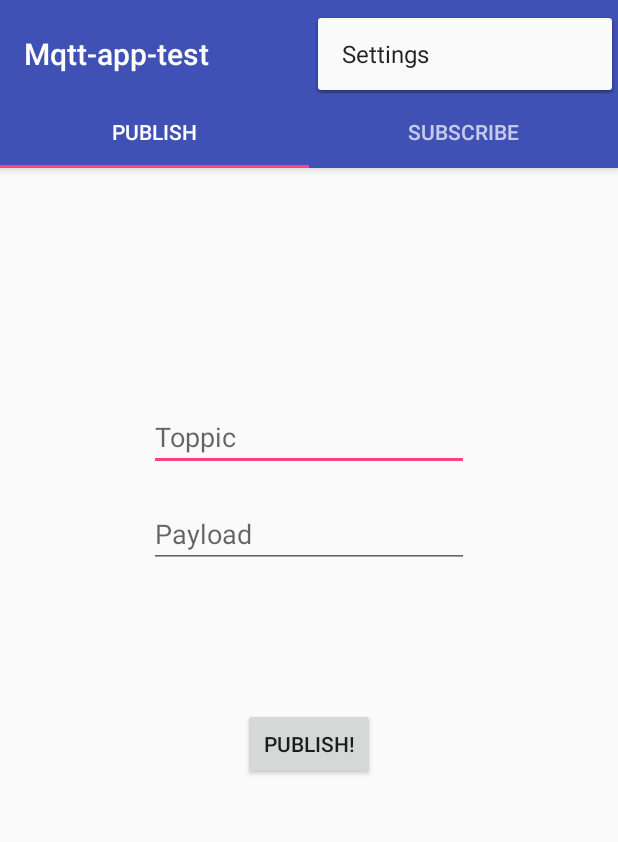
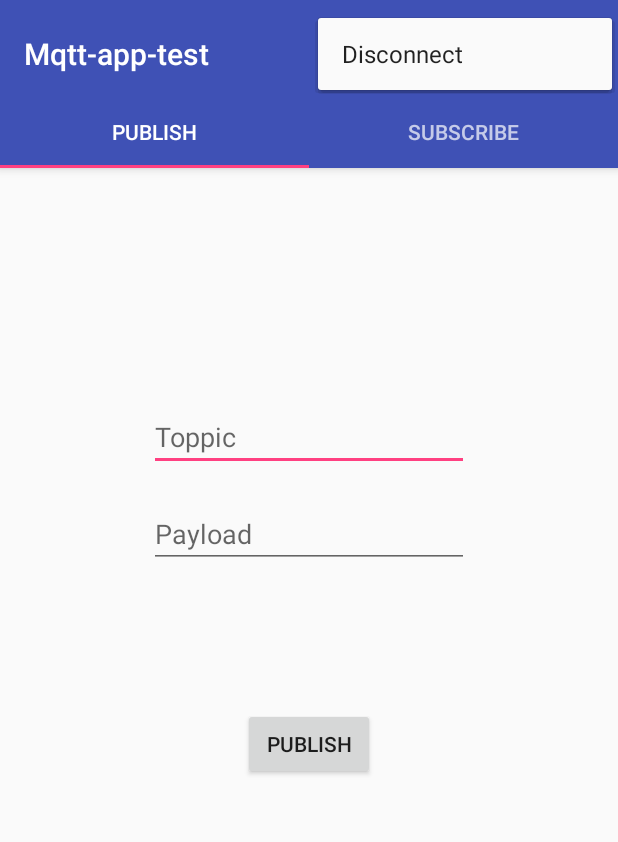
Before and after one commit to chaptone/MqttAppTest, an Android app: the TabActivity screen opened directly, with no data from a screen before it, with the options menu open, on a phone screen of 412 x 824 dp. Shown: the top 842 px of the screen. Run offline under Robolectric (Android 15) with nearby library versions, the phone set to English and light mode, and no system bars; libraries missing offline, so code that uses them is left out: org.eclipse.paho.

Commit message:
add-menu-select

```diff
--- a/app/src/main/res/layout/activity_tab.xml
+++ b/app/src/main/res/layout/activity_tab.xml
@@ -36,13 +36,15 @@
                 android:id="@+id/tabItem"
                 android:layout_width="wrap_content"
                 android:layout_height="wrap_content"
-                android:text="@string/tab_text_1" />
+                android:text="@string/tab_text_1"
+                app:title="Publish"/>
 
             <android.support.design.widget.TabItem
                 android:id="@+id/tabItem2"
                 android:layout_width="wrap_content"
                 android:layout_height="wrap_content"
-                android:text="@string/tab_text_2" />
+                android:text="@string/tab_text_2"
+                app:title="Subscribe"/>
 
         </android.support.design.widget.TabLayout>
     </android.support.design.widget.AppBarLayout>
--- a/app/src/main/res/layout/fragment_publish.xml
+++ b/app/src/main/res/layout/fragment_publish.xml
@@ -16,7 +16,7 @@
             android:layout_width="wrap_content"
             android:layout_height="wrap_content"
             android:layout_centerInParent="true"
-            android:text="Publish!"
+            android:text="Publish"
             app:layout_constraintBottom_toBottomOf="parent"
             app:layout_constraintEnd_toEndOf="parent"
             app:layout_constraintStart_toStartOf="parent"
--- a/app/src/main/res/layout/fragment_subscribe.xml
+++ b/app/src/main/res/layout/fragment_subscribe.xml
@@ -4,7 +4,8 @@
     xmlns:tools="http://schemas.android.com/tools"
     android:layout_width="match_parent"
     android:layout_height="match_parent"
-    tools:context=".SubscribeFragment">
+    tools:context=".SubscribeFragment"
+   >
 
 
     <android.support.constraint.ConstraintLayout
--- a/app/src/main/res/menu/menu_tab.xml
+++ b/app/src/main/res/menu/menu_tab.xml
@@ -3,8 +3,7 @@
     xmlns:tools="http://schemas.android.com/tools"
     tools:context="com.example.chapmac.rakkan.mqtt_app_test.TabActivity">
     <item
-        android:id="@+id/action_settings"
-        android:orderInCategory="100"
-        android:title="@string/action_settings"
-        app:showAsAction="never" />
+        android:id="@+id/disSet"
+        android:title="Disconnect"
+        app:showAsAction="never"/>
 </menu>
```
Also changed, not shown: app/src/main/java/com/example/chapmac/rakkan/mqtt_app_test/TabActivity.java (+25 -4 lines).
